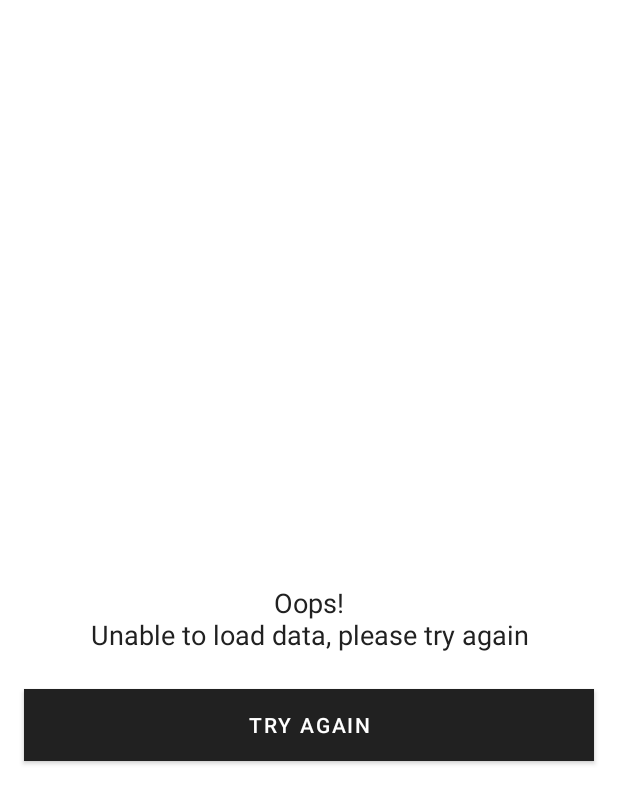
After one commit to androidzeiro/PunkApp, an Android app: the layout layout_retry.xml on its own in the app's theme, with its tools: preview values and no code run, on a phone screen of 412 x 824 dp. The commit adds this screen. Shown: the top 804 px of the screen. Run offline under Robolectric (Android 15) with nearby library versions, the phone set to English and light mode, and no system bars.

Commit message:
feat: Adicionado layout para tentar novamente caso de algum erro

```diff
--- /dev/null
+++ b/app/src/main/res/layout/layout_retry.xml
@@ -0,0 +1,38 @@
+<?xml version="1.0" encoding="utf-8"?>
+<androidx.constraintlayout.widget.ConstraintLayout
+    xmlns:android="http://schemas.android.com/apk/res/android"
+    xmlns:app="http://schemas.android.com/apk/res-auto"
+    android:layout_width="match_parent"
+    android:layout_height="match_parent">
+
+    <TextView
+        android:id="@+id/text_message"
+        android:layout_width="match_parent"
+        android:layout_height="wrap_content"
+        android:gravity="center"
+        android:text="@string/retry_message"
+        android:layout_marginHorizontal="16dp"
+        android:textColor="@color/grey"
+        android:textSize="18sp"
+        app:layout_constraintBottom_toBottomOf="parent"
+        app:layout_constraintEnd_toEndOf="parent"
+        app:layout_constraintStart_toStartOf="parent"
+        app:layout_constraintTop_toTopOf="parent" />
+
+    <Button
+        android:id="@+id/button_retry"
+        android:layout_width="match_parent"
+        android:layout_height="wrap_content"
+        android:text="@string/try_again"
+        android:layout_marginTop="24dp"
+        android:layout_marginHorizontal="16dp"
+        app:cornerRadius="0dp"
+        android:insetBottom="0dp"
+        android:insetRight="0dp"
+        android:insetLeft="0dp"
+        android:insetTop="0dp"
+        app:layout_constraintEnd_toEndOf="parent"
+        app:layout_constraintStart_toStartOf="parent"
+        app:layout_constraintTop_toBottomOf="@+id/text_message" />
+
+</androidx.constraintlayout.widget.ConstraintLayout>
--- a/app/src/main/res/values/strings.xml
+++ b/app/src/main/res/values/strings.xml
@@ -1,3 +1,6 @@
 <resources>
     <string name="app_name">PunkApp</string>
+
+    <string name="retry_message">Oops!\nUnable to load data, please try again"</string>
+    <string name="try_again">try again</string>
 </resources>
```
